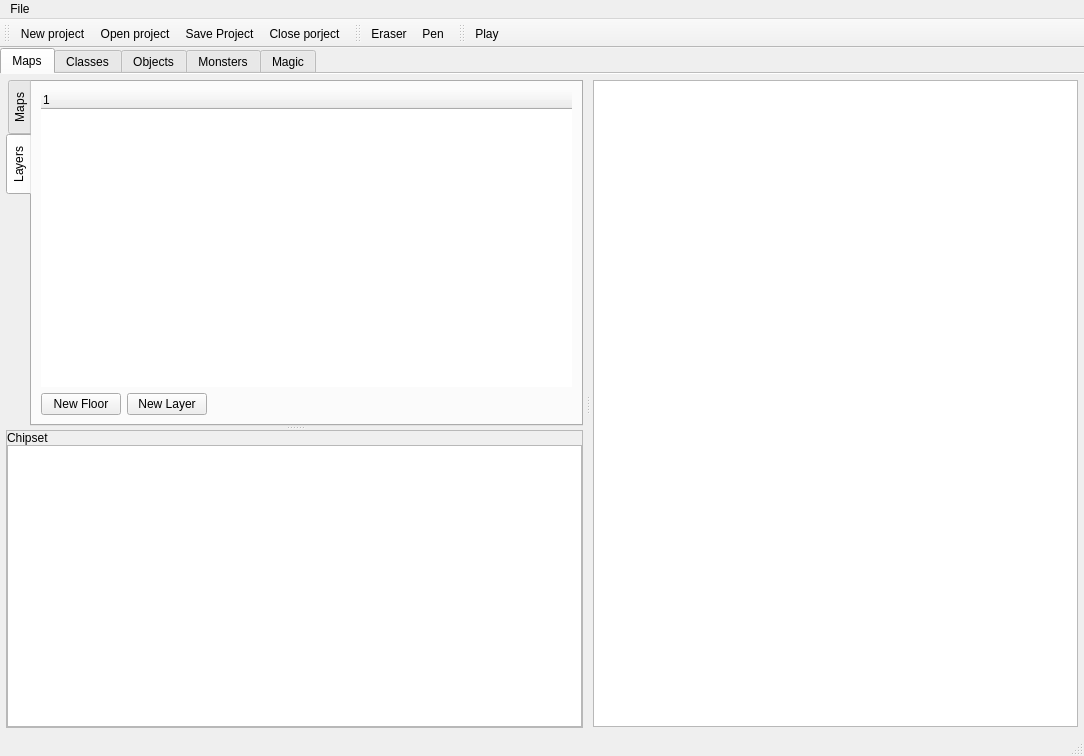
Qt form src/GeneralWindow.ui (dummymeuporg/dummyeditor) before a commit.
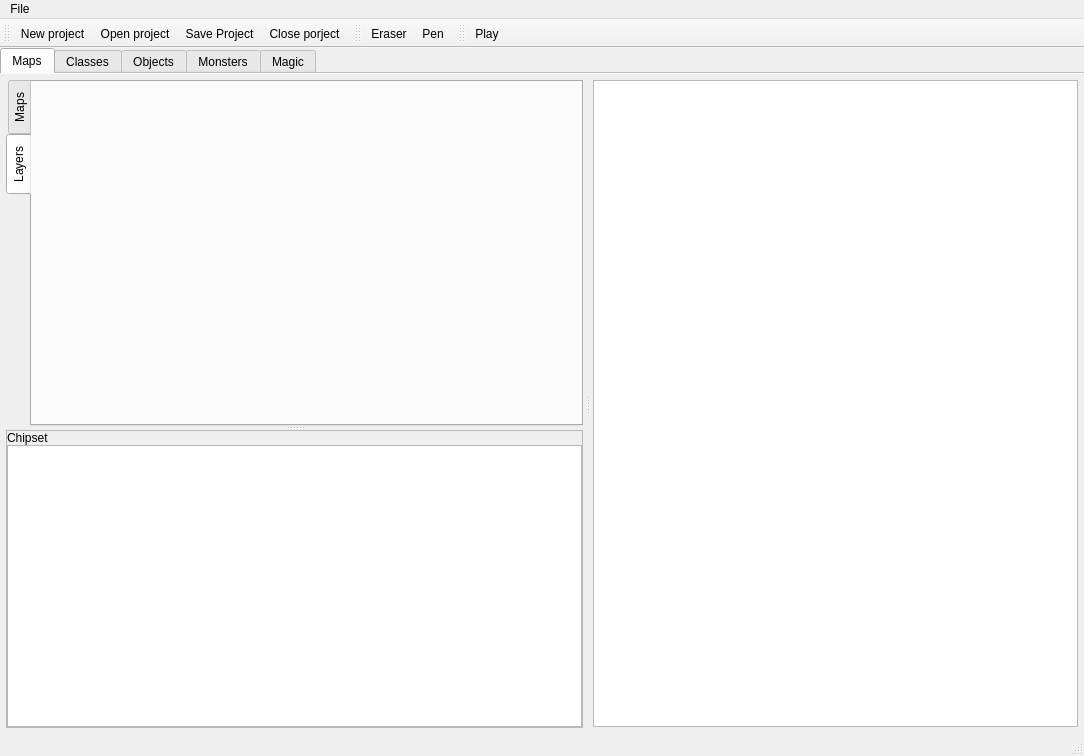
The same form after that commit. The open tabs and pages were chosen to show the change. Icons and pictures are not drawn. Custom widgets are drawn as their Qt base class.

Commit message: Prepare floors list

```diff
--- a/src/GeneralWindow.ui
+++ b/src/GeneralWindow.ui
@@ -123,54 +123,6 @@
              <attribute name="title">
               <string>Layers</string>
              </attribute>
-             <layout class="QVBoxLayout" name="verticalLayout_3">
-              <item>
-               <widget class="QTreeWidget" name="treeWidget">
-                <property name="frameShape">
-                 <enum>QFrame::NoFrame</enum>
-                </property>
-                <property name="frameShadow">
-                 <enum>QFrame::Plain</enum>
-                </property>
-                <column>
-                 <property name="text">
-                  <string notr="true">1</string>
-                 </property>
-                </column>
-               </widget>
-              </item>
-              <item>
-               <layout class="QHBoxLayout" name="horizontalLayout">
-                <item>
-                 <widget class="QPushButton" name="btnNewFloor">
-                  <property name="text">
-                   <string>New Floor</string>
-                  </property>
-                 </widget>
-                </item>
-                <item>
-                 <widget class="QPushButton" name="btnNewLayer">
-                  <property name="text">
-                   <string>New Layer</string>
-                  </property>
-                 </widget>
-                </item>
-                <item>
-                 <spacer name="horizontalSpacer">
-                  <property name="orientation">
-                   <enum>Qt::Horizontal</enum>
-                  </property>
-                  <property name="sizeHint" stdset="0">
-                   <size>
-                    <width>40</width>
-                    <height>20</height>
-                   </size>
-                  </property>
-                 </spacer>
-                </item>
-               </layout>
-              </item>
-             </layout>
             </widget>
            </widget>
            <widget class="QFrame" name="chipsets_panel">
@@ -406,6 +358,12 @@
    <extends>QTreeView</extends>
    <header>mapsTree.hpp</header>
   </customwidget>
+  <customwidget>
+   <class>MapFloorsList::FloorListWidget</class>
+   <extends>QWidget</extends>
+   <header>widget_mapFloorsList/widget.hpp</header>
+   <container>1</container>
+  </customwidget>
  </customwidgets>
  <resources>
   <include location="../icons.qrc"/>
```
Left out of the diff: 8 changed lines with no effect on the pictures. The commit also changes 5 other files.
